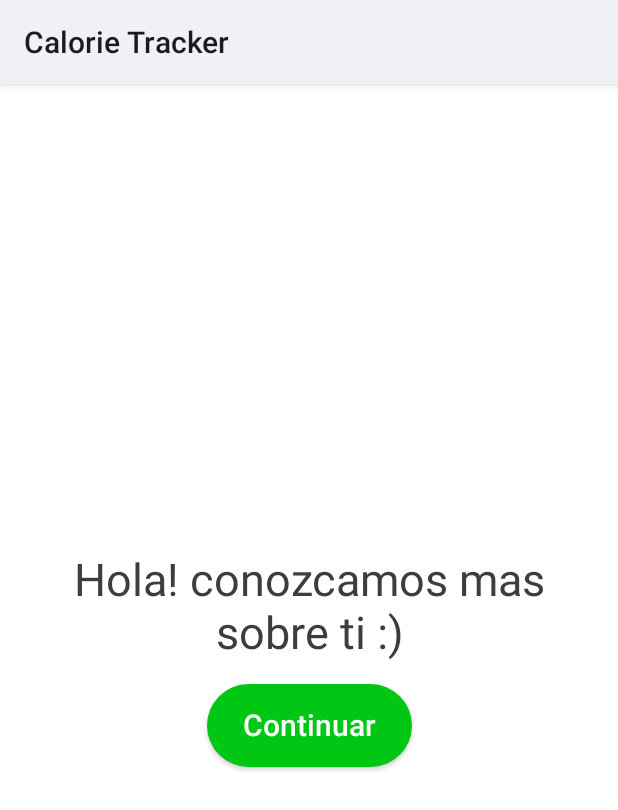
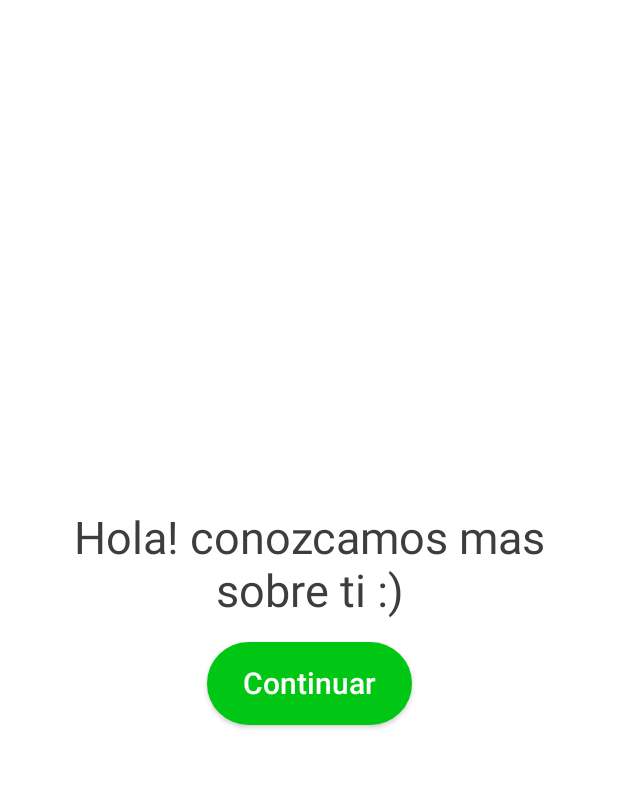
Before and after one commit to unlam-tec-movil/A2-2023-H2-E5, an Android app built with Jetpack Compose: the screen it shows after launch (MainActivity), on a phone screen of 412 x 824 dp. Shown: the top 810 px of the screen. Run offline under Robolectric (Android 15) with nearby library versions, the phone set to English and light mode, and no system bars; our stand-ins replace Dagger/Hilt's generated code.

Commit message:
Splash,icon,limits

```diff
--- a/app/src/main/res/values/themes.xml
+++ b/app/src/main/res/values/themes.xml
@@ -3,13 +3,10 @@
 
     <style name="Theme.MyApplication" parent="android:Theme.Material.Light.NoActionBar" />
 
-
-    <!-- Base application theme -->
-    <style name="AppTheme.SplashScreen" parent="Theme.SplashScreen">
-
-        <!-- Customize your theme here -->
+    <style name="Theme.App.SplashScreen." parent="Theme.SplashScreen">
         <item name="windowSplashScreenBackground">@color/white</item>
         <item name="windowSplashScreenAnimatedIcon">@mipmap/ic_splash</item>
-        <item name="postSplashScreenTheme">@style/AppTheme.SplashScreen</item>
+        <item name="postSplashScreenTheme">@style/Theme.MyApplication</item>
     </style>
+
 </resources>
```
